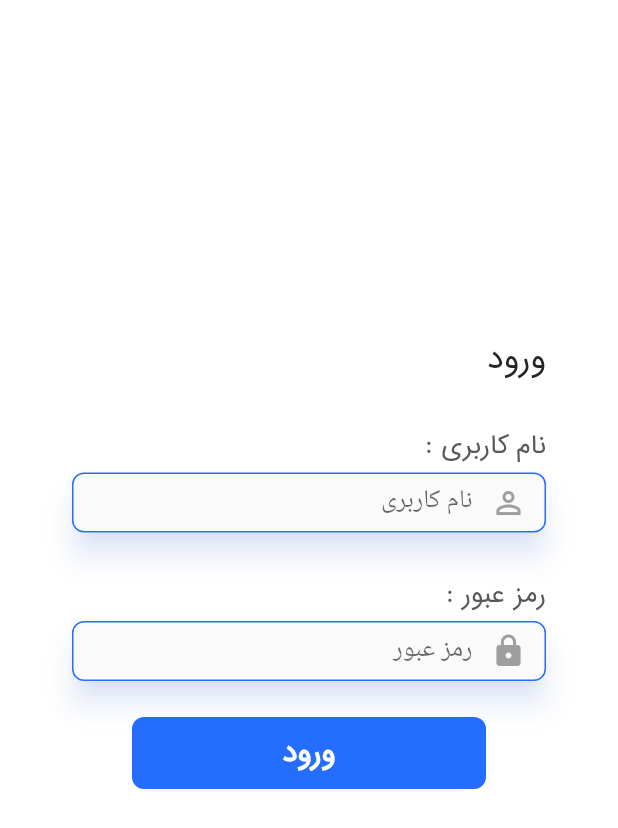
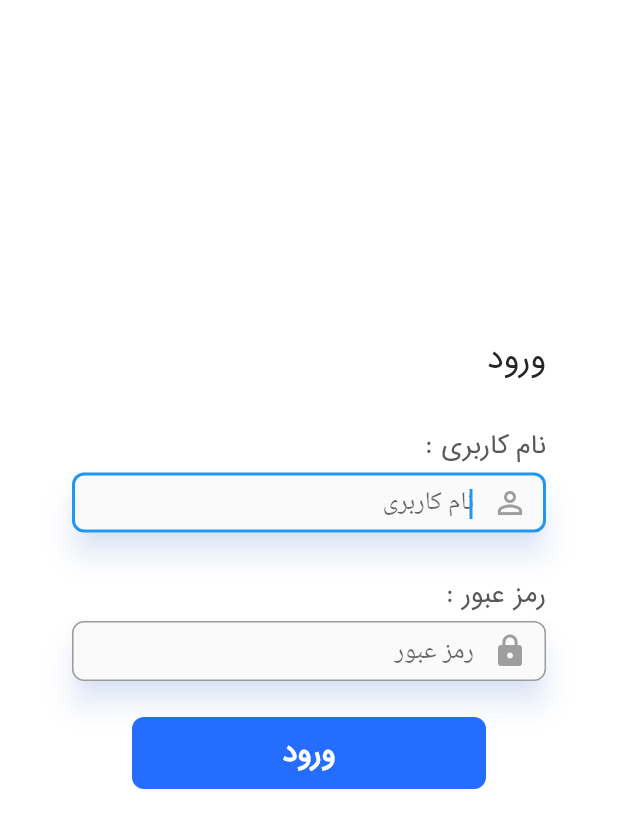
Before and after one commit to fhkhd/user, a Flutter app: the screen it shows after launch, on a phone screen of 412 x 824 dp. Shown: the top 828 px of the screen. Run offline on Flutter 3.47's test engine with Material 2 defaults, Android fonts, the phone set to English and light mode, and no system bars; our stand-ins replace flutter_svg, hexcolor.

Commit message:
add outlineInputBorder in textFields in login screen

```diff
--- a/lib/LoggIn.dart
+++ b/lib/LoggIn.dart
@@ -40,23 +40,27 @@ class _LogInState extends State<LogIn> {
 
     final username = Material(
       borderRadius: BorderRadius.circular(8.0),
+      child: InkWell(
         child: Container(
           height: 40.0,
           width: 264.0,
           child: TextFormField(
             keyboardType: TextInputType.emailAddress,
-          autofocus: false,
-          // initialValue: 'fhkhdkri@yahoo.com',
+            autofocus: true,
             decoration: InputDecoration(
+              border: new OutlineInputBorder(
+                  borderSide: new BorderSide(width: 1.0,color: HexColor('246DFF')),
+                borderRadius: BorderRadius.circular(8.0),
+              ),
               hintText: 'نام کاربری',
               contentPadding: EdgeInsets.only(top: 1.0),
-            border: InputBorder.none,
+              // border: InputBorder.none,
               prefixIcon: Icon(Icons.person_outline,color: Colors.grey,size: 24.0),
             ),
           ),
           decoration: BoxDecoration(
-          border: Border.all(width: 1.0,color: HexColor('246DFF')),
             borderRadius: BorderRadius.circular(8.0),
+          ),
         ),
       ),
       elevation: 8.0,
@@ -86,14 +90,16 @@ class _LogInState extends State<LogIn> {
           // initialValue: '1234',
           obscureText: true,
           decoration: InputDecoration(
+            border: new OutlineInputBorder(
+              borderSide: new BorderSide(width: 1.0,color: HexColor('246DFF')),
+              borderRadius: BorderRadius.circular(8.0),
+            ),
             contentPadding: EdgeInsets.only(top: 1.0),
             hintText: 'رمز عبور',
-            border: InputBorder.none,
             prefixIcon: Icon(Icons.lock,color: Colors.grey,size: 24.0),
           )
           ),
         decoration: BoxDecoration(
-          border: Border.all(width: 1.0,color: HexColor('246DFF')),
           borderRadius: BorderRadius.circular(8.0),
         ),
       ),
```
Lines whose indentation alone changed are shown as unchanged.
